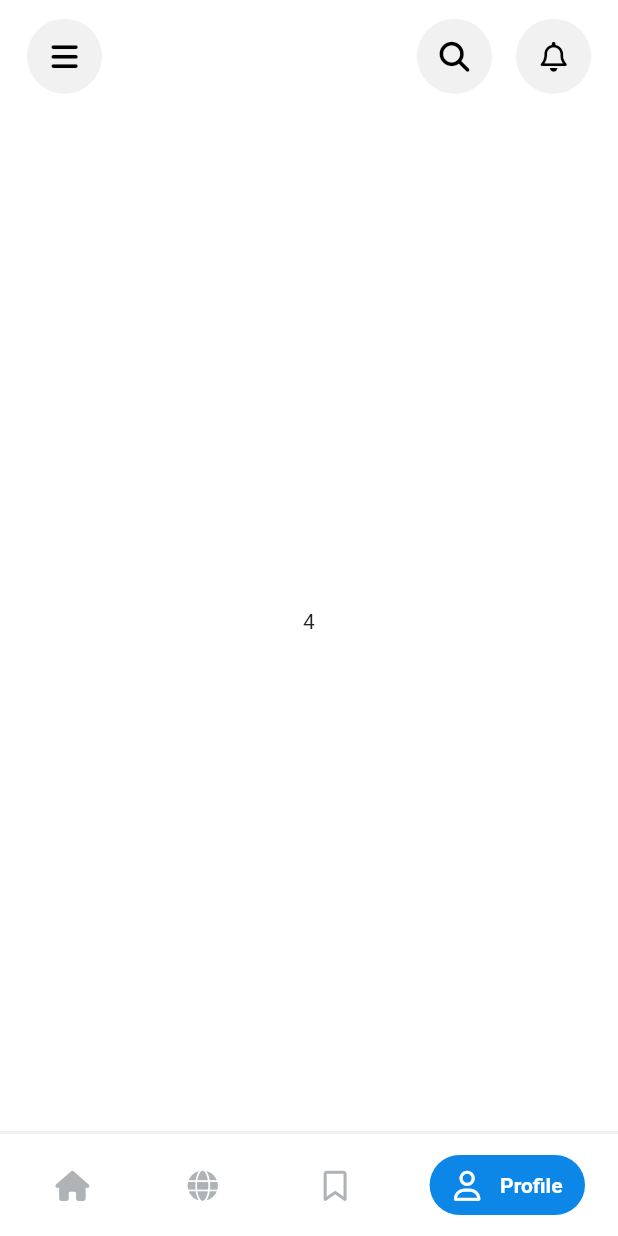
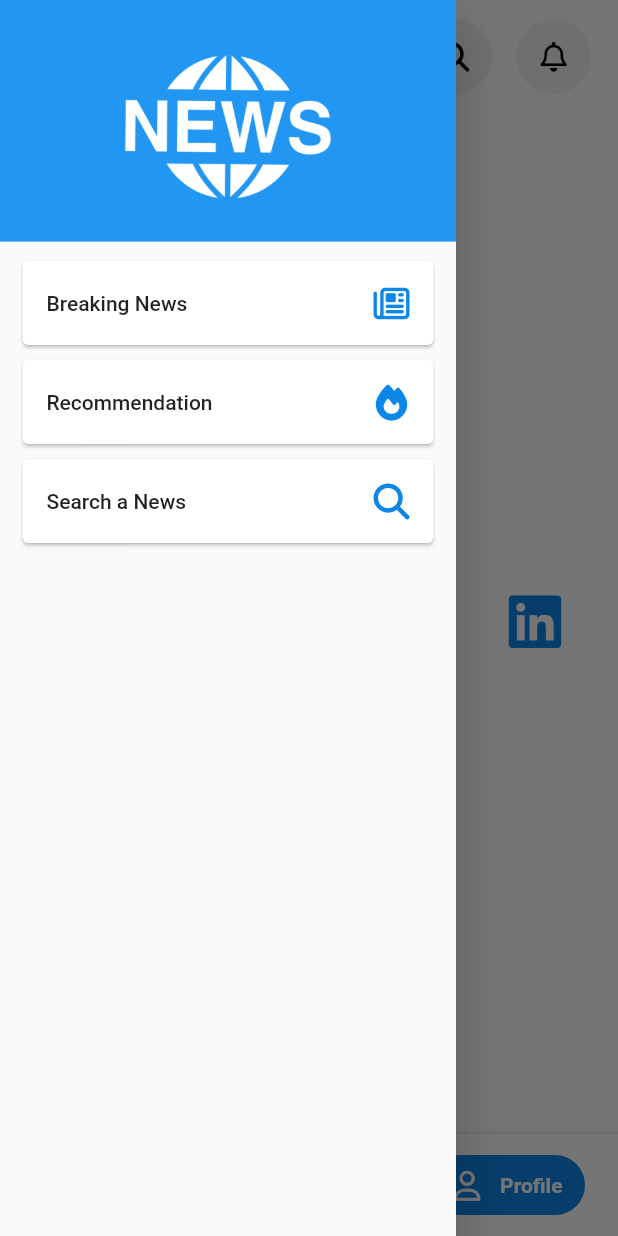
Before and after one commit to elsankary99/news-app, a Flutter app: the screen it shows after launch, item 4 of the bottom bar chosen, with the side drawer open (before the commit the screen has no drawer), on a phone screen of 412 x 824 dp. Run offline on Flutter 3.47's test engine with Material 2 defaults, Android fonts, the phone set to English and light mode, and no system bars; drawn by our look-alikes of google_nav_bar; our stand-ins replace auto_route, carousel_slider, equatable, flutter_riverpod, font_awesome_flutter; network calls fail.

```diff
--- /dev/null
+++ b/lib/screen/view/home/custom_draewr.dart
@@ -0,0 +1,48 @@
+import 'package:auto_route/auto_route.dart';
+import 'package:flutter/material.dart';
+import 'package:font_awesome_flutter/font_awesome_flutter.dart';
+import 'package:news_app/core/router/app_router.dart';
+import 'package:news_app/screen/widget/home_widgets/drawer_card.dart';
+
+class CustomDrawer extends StatelessWidget {
+  const CustomDrawer({
+    super.key,
+  });
+
+  @override
+  Widget build(BuildContext context) {
+    return Drawer(
+      child: ListView(
+        padding: EdgeInsets.zero,
+        children: [
+          DrawerHeader(
+              decoration: const BoxDecoration(
+                color: Colors.blue,
+              ),
+              child: Image.asset(
+                "assets/images/news.png",
+                color: Colors.white,
+              )),
+          DrawerCard(
+              icon: FontAwesomeIcons.newspaper,
+              title: 'Breaking News',
+              onTap: () {
+                context.router.push(const BreakingNewsRoute());
+              }),
+          DrawerCard(
+              icon: FontAwesomeIcons.fire,
+              title: 'Recommendation',
+              onTap: () {
+                context.router.push(const RecommendationRoute());
+              }),
+          DrawerCard(
+              icon: FontAwesomeIcons.magnifyingGlass,
+              title: 'Search a News',
+              onTap: () {
+                context.router.push(const SearchRoute());
+              }),
+        ],
+      ),
+    );
+  }
+}
--- a/lib/screen/view/home/initial_page.dart
+++ b/lib/screen/view/home/initial_page.dart
@@ -4,8 +4,10 @@ import 'package:auto_route/auto_route.dart';
 import 'package:flutter/material.dart';
 import 'package:font_awesome_flutter/font_awesome_flutter.dart';
 import 'package:google_nav_bar/google_nav_bar.dart';
+import 'package:news_app/screen/view/home/custom_draewr.dart';
 import 'package:news_app/screen/view/home/global_news.dart';
 import 'package:news_app/screen/view/home/home_page.dart';
+import 'package:news_app/screen/view/home/prfile_page.dart';
 import 'package:news_app/screen/widget/home_widgets/custom_bottom_navbar.dart';
 import 'package:news_app/screen/widget/home_widgets/custom_home_appbar.dart';
 
@@ -20,6 +22,7 @@ class InitialPage extends StatefulWidget {
 class _InitialPageState extends State<InitialPage>
     with SingleTickerProviderStateMixin {
   late TabController tabController;
+  GlobalKey<ScaffoldState> scaffoldKey = GlobalKey<ScaffoldState>();
   int selectedIndex = 0;
   List<GButton> tabs = const [
     GButton(
@@ -32,7 +35,7 @@ class _InitialPageState extends State<InitialPage>
     ),
     GButton(
       icon: FontAwesomeIcons.bookmark,
-      text: 'Search',
+      text: 'Mark',
     ),
     GButton(
       icon: FontAwesomeIcons.user,
@@ -44,7 +47,7 @@ class _InitialPageState extends State<InitialPage>
     const HomePage(),
     const GlobalNewsPage(),
     const Center(child: Text("3")),
-    const Center(child: Text("4")),
+    const ProfilePage(),
   ];
   @override
   void initState() {
@@ -60,12 +63,15 @@ class _InitialPageState extends State<InitialPage>
   @override
   Widget build(BuildContext context) {
     return Scaffold(
+      key: scaffoldKey,
+      drawer: const CustomDrawer(),
       backgroundColor: Colors.white,
       appBar: AppBar(
         toolbarHeight: 75,
         backgroundColor: Colors.white,
         elevation: 0,
-        flexibleSpace: const CustomHomeAppBar(),
+        automaticallyImplyLeading: false,
+        flexibleSpace: CustomHomeAppBar(scaffoldKey: scaffoldKey),
       ),
       body: TabBarView(
         physics: const NeverScrollableScrollPhysics(),
--- /dev/null
+++ b/lib/screen/view/home/prfile_page.dart
@@ -0,0 +1,29 @@
+import 'package:flutter/material.dart';
+import 'package:font_awesome_flutter/font_awesome_flutter.dart';
+import 'package:news_app/core/constant/app_color.dart';
+
+class ProfilePage extends StatelessWidget {
+  const ProfilePage({super.key});
+
+  @override
+  Widget build(BuildContext context) {
+    return const Scaffold(
+      backgroundColor: Colors.white,
+      body: Column(mainAxisAlignment: MainAxisAlignment.center, children: [
+        Row(
+          mainAxisAlignment: MainAxisAlignment.spaceEvenly,
+          children: [
+            Icon(FontAwesomeIcons.facebook,
+                size: 40, color: AppColor.primaryColor),
+            Icon(FontAwesomeIcons.telegram,
+                size: 40, color: AppColor.primaryColor),
+            Icon(FontAwesomeIcons.youtube, size: 40, color: Colors.red),
+            Icon(FontAwesomeIcons.whatsapp, size: 40, color: Colors.green),
+            Icon(FontAwesomeIcons.linkedin,
+                size: 40, color: AppColor.primaryColor),
+          ],
+        )
+      ]),
+    );
+  }
+}
--- a/lib/screen/widget/home_widgets/custom_home_appbar.dart
+++ b/lib/screen/widget/home_widgets/custom_home_appbar.dart
@@ -7,8 +7,9 @@ import 'package:news_app/screen/widget/home_widgets/custom_icon.dart';
 class CustomHomeAppBar extends StatelessWidget {
   const CustomHomeAppBar({
     super.key,
+    required this.scaffoldKey,
   });
-
+  final GlobalKey<ScaffoldState> scaffoldKey;
   @override
   Widget build(BuildContext context) {
     return SafeArea(
@@ -18,7 +19,11 @@ class CustomHomeAppBar extends StatelessWidget {
           child: Row(
             mainAxisAlignment: MainAxisAlignment.spaceBetween,
             children: [
-              const CustomIcon(icon: FontAwesomeIcons.bars),
+              CustomIcon(
+                  onTap: () {
+                    scaffoldKey.currentState!.openDrawer();
+                  },
+                  icon: FontAwesomeIcons.bars),
               Row(
                 children: [
                   CustomIcon(
--- /dev/null
+++ b/lib/screen/widget/home_widgets/drawer_card.dart
@@ -0,0 +1,29 @@
+import 'package:flutter/material.dart';
+import 'package:news_app/core/constant/app_color.dart';
+
+class DrawerCard extends StatelessWidget {
+  final void Function()? onTap;
+  final String title;
+  final IconData icon;
+  const DrawerCard({
+    super.key,
+    this.onTap,
+    required this.title,
+    required this.icon,
+  });
+
+  @override
+  Widget build(BuildContext context) {
+    return Card(
+      margin: const EdgeInsets.symmetric(horizontal: 15, vertical: 5),
+      child: ListTile(
+        title: Text(title),
+        trailing: Icon(
+          icon,
+          color: AppColor.primaryColor,
+        ),
+        onTap: onTap,
+      ),
+    );
+  }
+}
--- a/pubspec.yaml
+++ b/pubspec.yaml
@@ -31,6 +31,7 @@ dependencies:
   auto_route: ^7.8.1
   carousel_slider: ^4.2.1
   cupertino_icons: ^1.0.2
+  equatable: ^2.0.5
   flutter:
     sdk: flutter
   flutter_riverpod: ^2.4.0
@@ -54,8 +55,8 @@ flutter:
   # the material Icons class.
   uses-material-design: true
   # To add assets to your application, add an assets section, like this:
-  # assets:
-  #   - images/a_dot_burr.jpeg
+  assets:
+    - assets/images/
   #   - images/a_dot_ham.jpeg
   # An image asset can refer to one or more resolution-specific "variants", see
   # https://flutter.dev/assets-and-images/#resolution-aware
```
Also changed, not shown: lib/data/model/news_model/news_model.dart (added, +63 -0 lines), lib/data/model/news_model/source.dart (added, +21 -0 lines), lib/screen/view/braking_news_page.dart (+41 -1 lines), lib/screen/view/home/home_page.dart (+9 -2 lines), lib/screen/view/recommendation_page.dart (+41 -1 lines), assets/images/news.png (added), pubspec.lock.
